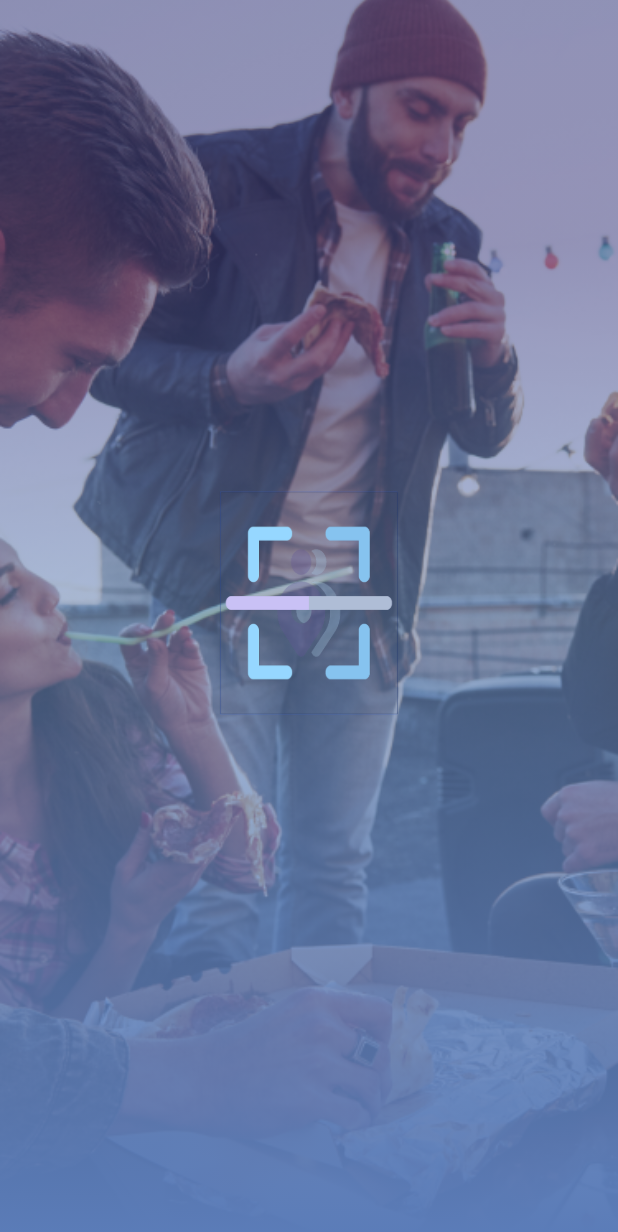
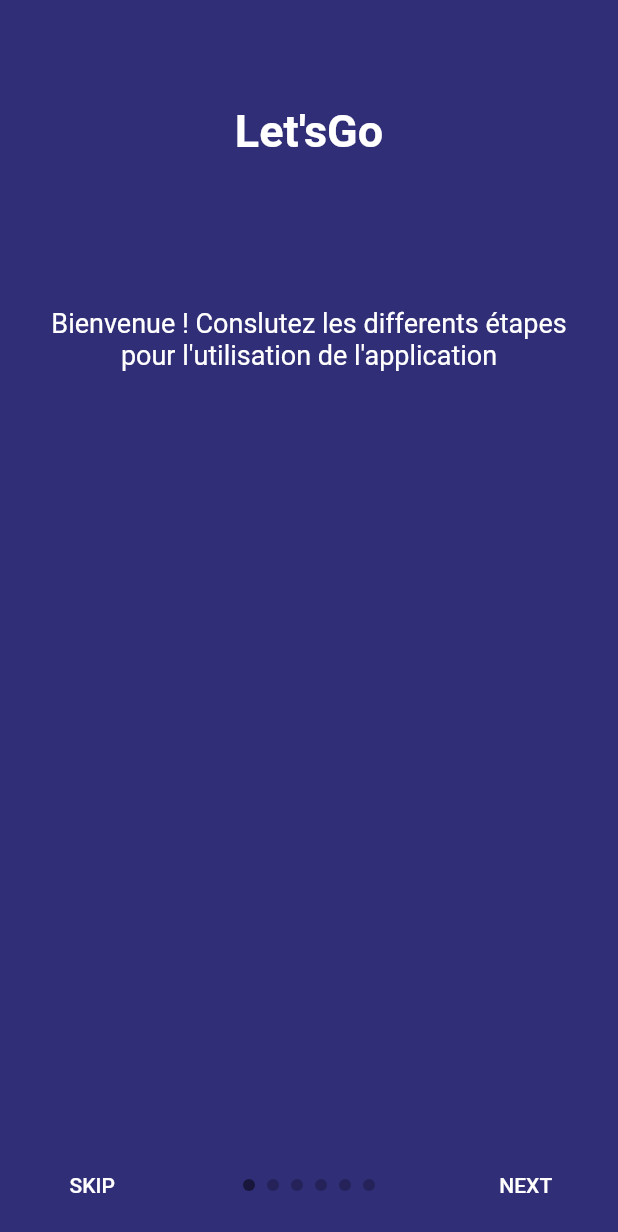
Before and after one commit to FrancisKOUAHO/scan.letsgo, a Flutter app: the first screen one second after launch, on a phone screen of 412 x 824 dp. Shown: the top 1232 px of the screen. Run offline on Flutter 3.47's test engine with Material 2 defaults, Android fonts, the phone set to English and light mode, and no system bars; drawn by our look-alikes of intro_slider; our stand-ins replace fluttertoast, google_fonts, google_nav_bar, line_icons, shared_preferences; missing offline and left inert: qr_code_scanner.

Commit message:
add system

```diff
--- a/lib/database/db_provider.dart
+++ b/lib/database/db_provider.dart
@@ -6,7 +6,7 @@ import 'package:shared_preferences/shared_preferences.dart';
 
 import '../constants/url.dart';
 import '../utils/routers.dart';
-import '../views/splash/login/sign_in.dart';
+import '../views/login/sign_in.dart';
 
 class DatabaseProvider extends ChangeNotifier {
   final Future<SharedPreferences> _pref = SharedPreferences.getInstance();
--- a/lib/main.dart
+++ b/lib/main.dart
@@ -1,5 +1,5 @@
 import 'package:LetsGo_Scan/provider/auth_provider.dart';
-import 'package:LetsGo_Scan/views/splash/splash_screen.dart';
+import 'package:LetsGo_Scan/views/splash/intro_screen_default.dart';
 import 'package:flutter/material.dart';
 import 'package:provider/provider.dart';
 
@@ -27,9 +27,9 @@ class _MyAppState extends State<MyApp> {
         ChangeNotifierProvider(create: (_) => AuthenticationProvider()),
         ChangeNotifierProvider(create: (_) => DatabaseProvider()),
       ],
-      child: const MaterialApp(
+      child:  const MaterialApp(
         debugShowCheckedModeBanner: false,
-        home: SplashScreen(),
+        home: IntroScreenDefault(),
       ),
     );
   }
--- a/lib/provider/auth_provider.dart
+++ b/lib/provider/auth_provider.dart
@@ -8,8 +8,8 @@ import 'package:http/http.dart' as http;
 import '../constants/url.dart';
 import '../database/db_provider.dart';
 import '../utils/routers.dart';
-import '../views/splash/home/home.dart';
-import '../views/splash/login/sign_in.dart';
+import '../views/home/home.dart';
+import '../views/login/sign_in.dart';
 
 class AuthenticationProvider extends ChangeNotifier {
   ///Base Url
--- a/lib/views/splash/Profil/profil_screen.dart
+++ b/lib/views/Profil/profil_screen.dart
@@ -1,7 +1,8 @@
 import 'package:flutter/material.dart';
 
-import '../../../database/db_provider.dart';
-import '../../../theme/letsgo_theme.dart';
+import '../../database/db_provider.dart';
+import '../../theme/letsgo_theme.dart';
+
 
 class ProfilScreen extends StatefulWidget {
   const ProfilScreen({Key? key}) : super(key: key);
--- a/lib/views/splash/home/home_screen.dart
+++ b/lib/views/home/home_screen.dart
@@ -1,8 +1,8 @@
-import 'package:LetsGo_Scan/views/splash/Profil/profil_screen.dart';
 import 'package:flutter/material.dart';
 import 'package:line_icons/line_icons.dart';
 import 'package:google_nav_bar/google_nav_bar.dart';
 
+import '../Profil/profil_screen.dart';
 import '../Scan/scanner_screen.dart';
 import 'home.dart';
 
--- a/lib/views/splash/login/reset_password.dart
+++ b/lib/views/login/reset_password.dart
@@ -1,8 +1,8 @@
-import 'package:LetsGo_Scan/views/splash/login/sign_in.dart';
+import 'package:LetsGo_Scan/views/login/sign_in.dart';
 import 'package:flutter/material.dart';
 import 'package:fluttertoast/fluttertoast.dart';
 
-import '../../../theme/letsgo_theme.dart';
+import '../../../../theme/letsgo_theme.dart';
 
 class ResetPassword extends StatefulWidget {
   const ResetPassword({Key? key}) : super(key: key);
--- /dev/null
+++ b/lib/views/splash/intro_screen_default.dart
@@ -0,0 +1,88 @@
+import 'dart:developer';
+
+import 'package:LetsGo_Scan/views/login/sign_in.dart';
+import 'package:flutter/material.dart';
+import 'package:intro_slider/intro_slider.dart';
+
+class IntroScreenDefault extends StatefulWidget {
+  const IntroScreenDefault({Key? key}) : super(key: key);
+
+  @override
+  IntroScreenDefaultState createState() => IntroScreenDefaultState();
+}
+
+class IntroScreenDefaultState extends State<IntroScreenDefault> {
+  List<ContentConfig> listContentConfig = [];
+
+  @override
+  void initState() {
+    super.initState();
+
+    listContentConfig.add(
+      const ContentConfig(
+        title: "Let'sGo",
+        description:
+            "Bienvenue ! Conslutez les differents étapes pour l'utilisation de l'application",
+        backgroundColor: Color(0xFF302E76),
+      ),
+    );
+    listContentConfig.add(
+      const ContentConfig(
+        title: "Scan",
+        description:
+            "Scanner les billets et les pass de votre événement en présentant le code-barre devant l'appareil.",
+        pathImage: "images/scan.png",
+        backgroundColor: Color(0xFF302E76),
+      ),
+    );
+    listContentConfig.add(
+      const ContentConfig(
+        title: "Synchronisation",
+        description:
+            "En Wi-Fi ou via réseau mobile, la validation des billets est transmise au serveur en temps réel et synchronisée avec les autres appareils.",
+        pathImage: "images/photo_ruler.png",
+        backgroundColor: Color(0xFF302E76),
+      ),
+    );
+    listContentConfig.add(
+      const ContentConfig(
+        title: "Statistiques",
+        description:
+            "Consultez en temps réel les statistiques de votre (vos) appareil (s). Restez connecté au WiFi pour une synchronisation optimale des données.",
+        pathImage: "images/photo_ruler.png",
+        backgroundColor: Color(0xFF302E76),
+      ),
+    );
+    listContentConfig.add(
+      const ContentConfig(
+        title: "Pré-contrôle",
+        description:
+            "Permet un pré-contrôle multiple événements à l'entrée principale sans validation directe sur l'événement.",
+        pathImage: "images/photo_ruler.png",
+        backgroundColor: Color(0xFF302E76),
+      ),
+    );
+    listContentConfig.add(
+      const ContentConfig(
+        title: "Let's Go",
+        description: "Scanner vos premiers billets dès maintenant",
+        pathImage: "images/photo_ruler.png",
+        backgroundColor: Color(0xFF302E76),
+      ),
+    );
+  }
+
+  void onDonePress() {
+    Navigator.push(
+        context, MaterialPageRoute(builder: (context) => const SignIn()));
+  }
+
+  @override
+  Widget build(BuildContext context) {
+    return IntroSlider(
+      key: UniqueKey(),
+      listContentConfig: listContentConfig,
+      onDonePress: onDonePress,
+    );
+  }
+}
--- a/lib/views/splash/splash_screen.dart
+++ /dev/null
@@ -1,85 +0,0 @@
-import 'dart:async';
-
-import 'package:LetsGo_Scan/views/splash/login/sign_in.dart';
-import 'package:flutter/material.dart';
-
-import '../../theme/letsgo_theme.dart';
-import '../../utils/routers.dart';
-
-
-class SplashScreen extends StatefulWidget {
-  const SplashScreen({Key? key}) : super(key: key);
-
-  @override
-  _SplashScreenState createState() => _SplashScreenState();
-}
-
-class _SplashScreenState extends State<SplashScreen> {
-  @override
-  void initState() {
-    super.initState();
-    navigate();
-  }
-
-  void navigate() {
-    Future.delayed(const Duration(seconds: 3), () {
-      PageNavigator(ctx: context).nextPageOnly(page: const SignIn());
-    });
-  }
-
-  @override
-  Widget build(BuildContext context) {
-    return Scaffold(
-      body: Stack(
-        children: [
-          Positioned.fill(
-            child: Container(
-              decoration: const BoxDecoration(
-                image: DecorationImage(
-                  image: AssetImage('assets/Splash.png'),
-                  fit: BoxFit.cover,
-                ),
-              ),
-            ),
-          ),
-          Positioned.fill(
-            child: Container(
-              decoration: BoxDecoration(
-                gradient: LinearGradient(
-                  colors: [
-                    const Color(0xFF302E76).withOpacity(0.5),
-                    const Color(0xFF5B7CB8).withOpacity(0.5),
-                    const Color(0xFF5B7CB8).withOpacity(1),
-                    const Color(0xFF5B7CB8).withOpacity(1),
-                  ],
-                  begin: Alignment.topCenter,
-                  end: Alignment.bottomCenter,
-                  stops: const [0.2, 0.5, 1, 1],
-                ),
-              ),
-              child: Column(
-                crossAxisAlignment: CrossAxisAlignment.center,
-                mainAxisAlignment: MainAxisAlignment.center,
-                children: <Widget>[
-                  Column(
-                    children: [
-                      Image.asset(
-                        'assets/logo/playstore.png',
-                        width: 150,
-                        height: 150,
-                      ),
-                      const SizedBox(
-                        height: 20,
-                      ),
-
-                    ],
-                  ),
-                ],
-              ),
-            ),
-          ),
-        ],
-      ),
-    );
-  }
-}
--- a/pubspec.yaml
+++ b/pubspec.yaml
@@ -44,6 +44,7 @@ dependencies:
   provider: ^6.0.5
   shared_preferences: ^2.0.15
   qr_code_scanner: ^1.0.1
+  intro_slider: ^4.2.0
 
 dev_dependencies:
   flutter_test:
@@ -71,6 +72,7 @@ flutter:
   assets:
     - assets/
     - assets/logo/
+    - assets/images/
 
   # An image asset can refer to one or more resolution-specific "variants", see
   # https://flutter.dev/assets-and-images/#resolution-aware
```
Also changed, not shown: lib/views/login/sign_in.dart (renamed from lib/views/splash/login/sign_in.dart, +3 -4 lines), assets/images/scan.png (added), assets/logo/appstore.png, assets/logo/playstore.png, lib/views/Profil/settings_scren.dart (renamed from lib/views/splash/Profil/settings_scren.dart), lib/views/Scan/scanner_screen.dart (renamed from lib/views/splash/Scan/scanner_screen.dart), lib/views/home/home.dart (renamed from lib/views/splash/home/home.dart), pubspec.lock, 42 other files.
